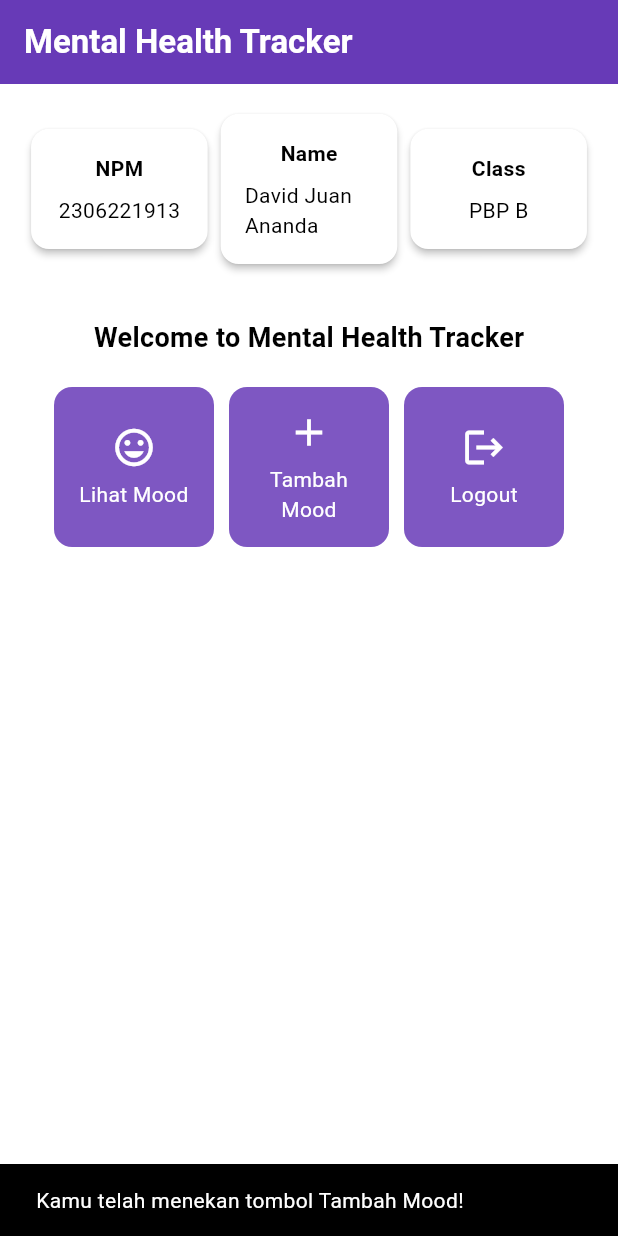
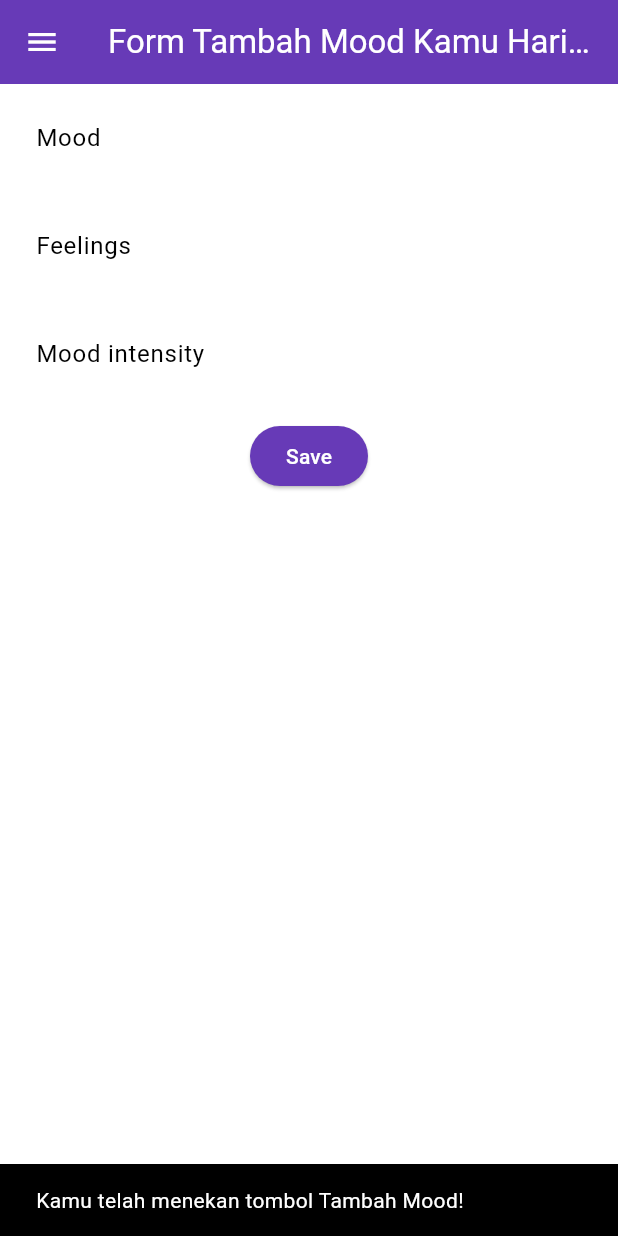
Before and after one commit to daavidjuan/mental-health-tracker-mobile, a Flutter app: the screen it shows after launch, after a tap on "Tambah Mood", on a phone screen of 412 x 824 dp. Run offline on Flutter 3.47's test engine with Material 3 defaults, Android fonts, the phone set to English and light mode, and no system bars.

Commit message:
tutorial 7 selesai

```diff
--- a/lib/main.dart
+++ b/lib/main.dart
@@ -1,5 +1,5 @@
 import 'package:flutter/material.dart';
-import 'package:mental_health_tracker/menu.dart';
+import 'package:mental_health_tracker/screens/menu.dart';
 
 void main() {
   runApp(const MyApp());
--- a/lib/menu.dart
+++ b/lib/screens/menu.dart
@@ -1,4 +1,7 @@
 import 'package:flutter/material.dart';
+import 'package:mental_health_tracker/widgets/left_drawer.dart';
+// TODO: Impor halaman MoodEntryFormPage jika sudah dibuat
+import 'package:mental_health_tracker/widgets/mood_card.dart';
 
 class MyHomePage extends StatelessWidget {
   final String npm = '2306221913';              // NPM
@@ -22,8 +25,10 @@ class MyHomePage extends StatelessWidget {
         ),
         // Warna latar belakang AppBar diambil dari skema warna tema aplikasi.
         backgroundColor: Theme.of(context).colorScheme.primary,
+        iconTheme: const IconThemeData(color: Colors.white),
       ),
       // Body halaman dengan padding di sekelilingnya.
+      drawer: const LeftDrawer(),
       body: Padding(
         padding: const EdgeInsets.all(16.0),
         // Menyusun widget secara vertikal dalam sebuah kolom.
@@ -127,64 +132,3 @@ class InfoCard extends StatelessWidget {
     );
   }
 }
-
-class ItemHomepage {
-     final String name;
-     final IconData icon;
-
-     ItemHomepage(this.name, this.icon);
-}
-
-class ItemCard extends StatelessWidget {
-  // Menampilkan kartu dengan ikon dan nama.
-
-  final ItemHomepage item;
-
-  const ItemCard(this.item, {super.key});
-
-  @override
-  Widget build(BuildContext context) {
-    return Material(
-      // Menentukan warna latar belakang dari tema aplikasi.
-      color: Theme.of(context).colorScheme.secondary,
-      // Membuat sudut kartu melengkung.
-      borderRadius: BorderRadius.circular(12),
-
-      child: InkWell(
-        // Aksi ketika kartu ditekan.
-        onTap: () {
-          // Menampilkan pesan SnackBar saat kartu ditekan.
-          ScaffoldMessenger.of(context)
-            ..hideCurrentSnackBar()
-            ..showSnackBar(
-              SnackBar(content: Text("Kamu telah menekan tombol ${item.name}!"))
-            );
-        },
-        // Container untuk menyimpan Icon dan Text
-        child: Container(
-          padding: const EdgeInsets.all(8),
-          child: Center(
-            child: Column(
-              // Menyusun ikon dan teks di tengah kartu.
-              mainAxisAlignment: MainAxisAlignment.center,
-              children: [
-                Icon(
-                  item.icon,
-                  color: Colors.white,
-                  size: 30.0,
-                ),
-                const Padding(padding: EdgeInsets.all(3)),
-                Text(
-                  item.name,
-                  textAlign: TextAlign.center,
-                  style: const TextStyle(color: Colors.white),
-                ),
-              ],
-            ),
-          ),
-        ),
-      ),
-    );
-  }
-
-}
--- /dev/null
+++ b/lib/screens/moodentry_form.dart
@@ -0,0 +1,162 @@
+import 'package:flutter/material.dart';
+import 'package:mental_health_tracker/widgets/left_drawer.dart';
+
+class MoodEntryFormPage extends StatefulWidget {
+  const MoodEntryFormPage({super.key});
+
+  @override
+  State<MoodEntryFormPage> createState() => _MoodEntryFormPageState();
+}
+
+class _MoodEntryFormPageState extends State<MoodEntryFormPage> {
+  final _formKey = GlobalKey<FormState>();
+  String _mood = "";
+	String _feelings = "";
+	int _moodIntensity = 0;
+  @override
+  Widget build(BuildContext context) {
+    return
+    Scaffold(
+      appBar: AppBar(
+        title: const Center(
+          child: Text(
+            'Form Tambah Mood Kamu Hari ini',
+          ),
+        ),
+        backgroundColor: Theme.of(context).colorScheme.primary,
+        foregroundColor: Colors.white,
+      ),
+      drawer: const LeftDrawer(),
+      body: Form(
+        key: _formKey,
+        child: SingleChildScrollView(
+          child: Column(
+            crossAxisAlignment: CrossAxisAlignment.start,
+            children: [
+              Padding(
+                padding: const EdgeInsets.all(8.0),
+                child: TextFormField(
+                  decoration: InputDecoration(
+                    hintText: "Mood",
+                    labelText: "Mood",
+                    border: OutlineInputBorder(
+                      borderRadius: BorderRadius.circular(5.0),
+                    ),
+                  ),
+                  onChanged: (String? value) {
+                    setState(() {
+                      _mood = value!;
+                    });
+                  },
+                  validator: (String? value) {
+                    if (value == null || value.isEmpty) {
+                      return "Mood tidak boleh kosong!";
+                    }
+                    return null;
+                  },
+                ),
+              ),
+              Padding(
+                padding: const EdgeInsets.all(8.0),
+                child: TextFormField(
+                  decoration: InputDecoration(
+                    hintText: "Feelings",
+                    labelText: "Feelings",
+                    border: OutlineInputBorder(
+                      borderRadius: BorderRadius.circular(5.0),
+                    ),
+                  ),
+                  onChanged: (String? value) {
+                    setState(() {
+                      _feelings = value!;
+                    });
+                  },
+                  validator: (String? value) {
+                    if (value == null || value.isEmpty) {
+                      return "Feelings tidak boleh kosong!";
+                    }
+                    return null;
+                  },
+                ),
+              ),
+              Padding(
+                padding: const EdgeInsets.all(8.0),
+                child: TextFormField(
+                  decoration: InputDecoration(
+                    hintText: "Mood intensity",
+                    labelText: "Mood intensity",
+                    border: OutlineInputBorder(
+                      borderRadius: BorderRadius.circular(5.0),
+                    ),
+                  ),
+                  onChanged: (String? value) {
+                    setState(() {
+                      _moodIntensity = int.tryParse(value!) ?? 0;
+                    });
+                  },
+                  validator: (String? value) {
+                    if (value == null || value.isEmpty) {
+                      return "Mood intensity tidak boleh kosong!";
+                    }
+                    if (int.tryParse(value) == null) {
+                      return "Mood intensity harus berupa angka!";
+                    }
+                    return null;
+                  },
+                ),
+              ),
+              Align(
+                alignment: Alignment.bottomCenter,
+                child: Padding(
+                  padding: const EdgeInsets.all(8.0),
+                  child: ElevatedButton(
+                    style: ButtonStyle(
+                      backgroundColor: WidgetStateProperty.all(
+                          Theme.of(context).colorScheme.primary),
+                    ),
+                    onPressed: () {
+                      if (_formKey.currentState!.validate()) {
+                        showDialog(
+                          context: context,
+                          builder: (context) {
+                            return AlertDialog(
+                              title: const Text('Mood berhasil tersimpan'),
+                              content: SingleChildScrollView(
+                                child: Column(
+                                  crossAxisAlignment: CrossAxisAlignment.start,
+                                  children: [
+                                    Text('Mood: $_mood'),
+                                    // TODO: Munculkan value-value lainnya
+                                    Text('Feelings: $_feelings'),
+                                    Text('Mood intensity: $_moodIntensity'),
+                                  ],
+                                ),
+                              ),
+                              actions: [
+                                TextButton(
+                                  child: const Text('OK'),
+                                  onPressed: () {
+                                    Navigator.pop(context);
+                                    _formKey.currentState!.reset();
+                                  },
+                                ),
+                              ],
+                            );
+                          },
+                        );
+                      }
+                    },
+                    child: const Text(
+                      "Save",
+                      style: TextStyle(color: Colors.white),
+                    ),
+                  ),
+                ),
+              ),
+            ],
+          )
+        ),
+      ),
+    );
+  }
+}
--- /dev/null
+++ b/lib/widgets/left_drawer.dart
@@ -0,0 +1,68 @@
+import 'package:flutter/material.dart';
+import 'package:mental_health_tracker/screens/menu.dart';
+import 'package:mental_health_tracker/screens/moodentry_form.dart';
+
+class LeftDrawer extends StatelessWidget {
+  const LeftDrawer({super.key});
+
+  @override
+  Widget build(BuildContext context) {
+    return Drawer(
+      child: ListView(
+        children: [
+          DrawerHeader(
+            decoration: BoxDecoration(
+              color: Theme.of(context).colorScheme.primary,
+            ),
+            child: const Column(
+              children: [
+                Text(
+                  'Mental Health Tracker',
+                  textAlign: TextAlign.center,
+                  style: TextStyle(
+                    fontSize: 24,
+                    fontWeight: FontWeight.bold,
+                    color: Colors.white,
+                  ),
+                ),
+                Padding(padding: EdgeInsets.all(8)),
+                Text(
+                  "Ayo jaga kesehatan mentalmu setiap hari disini!",
+                  textAlign: TextAlign.center,
+                  style: TextStyle(
+                    fontSize: 15,
+                    color: Colors.white,
+                  ),
+                ),
+              ],
+            ),
+          ),
+          ListTile(
+            leading: const Icon(Icons.home_outlined),
+            title: const Text('Halaman Utama'),
+            // Bagian redirection ke MyHomePage
+            onTap: () {
+              Navigator.pushReplacement(
+                  context,
+                  MaterialPageRoute(
+                    builder: (context) => MyHomePage(),
+                  ));
+            },
+          ),
+          ListTile(
+            leading: const Icon(Icons.mood),
+            title: const Text('Tambah Mood'),
+            // Bagian redirection ke MoodEntryFormPage
+            onTap: () {
+              Navigator.pushReplacement(
+                  context,
+                  MaterialPageRoute(
+                    builder: (context) => MoodEntryFormPage(),
+                  ));
+            },
+          ),
+        ],
+      ),
+    );
+  }
+}
--- /dev/null
+++ b/lib/widgets/mood_card.dart
@@ -0,0 +1,71 @@
+import 'package:flutter/material.dart';
+import 'package:mental_health_tracker/screens/moodentry_form.dart';
+
+class ItemHomepage {
+     final String name;
+     final IconData icon;
+
+     ItemHomepage(this.name, this.icon);
+}
+
+class ItemCard extends StatelessWidget {
+  // Menampilkan kartu dengan ikon dan nama.
+
+  final ItemHomepage item;
+
+  const ItemCard(this.item, {super.key});
+
+  @override
+  Widget build(BuildContext context) {
+    return Material(
+      // Menentukan warna latar belakang dari tema aplikasi.
+      color: Theme.of(context).colorScheme.secondary,
+      // Membuat sudut kartu melengkung.
+      borderRadius: BorderRadius.circular(12),
+
+      child: InkWell(
+        // Aksi ketika kartu ditekan.
+        onTap: () {
+          // Menampilkan pesan SnackBar saat kartu ditekan.
+          ScaffoldMessenger.of(context)
+            ..hideCurrentSnackBar()
+            ..showSnackBar(
+              SnackBar(content: Text("Kamu telah menekan tombol ${item.name}!"))
+            );
+          // Navigate ke route yang sesuai (tergantung jenis tombol)
+          if (item.name == "Tambah Mood") {
+            // TODO: Gunakan Navigator.push untuk melakukan navigasi ke MaterialPageRoute yang mencakup MoodEntryFormPage.
+            Navigator.push(
+              context,
+              MaterialPageRoute(builder: (context) => MoodEntryFormPage()),
+            );
+          }
+        },
+        // Container untuk menyimpan Icon dan Text
+        child: Container(
+          padding: const EdgeInsets.all(8),
+          child: Center(
+            child: Column(
+              // Menyusun ikon dan teks di tengah kartu.
+              mainAxisAlignment: MainAxisAlignment.center,
+              children: [
+                Icon(
+                  item.icon,
+                  color: Colors.white,
+                  size: 30.0,
+                ),
+                const Padding(padding: EdgeInsets.all(3)),
+                Text(
+                  item.name,
+                  textAlign: TextAlign.center,
+                  style: const TextStyle(color: Colors.white),
+                ),
+              ],
+            ),
+          ),
+        ),
+      ),
+    );
+  }
+
+}
```
